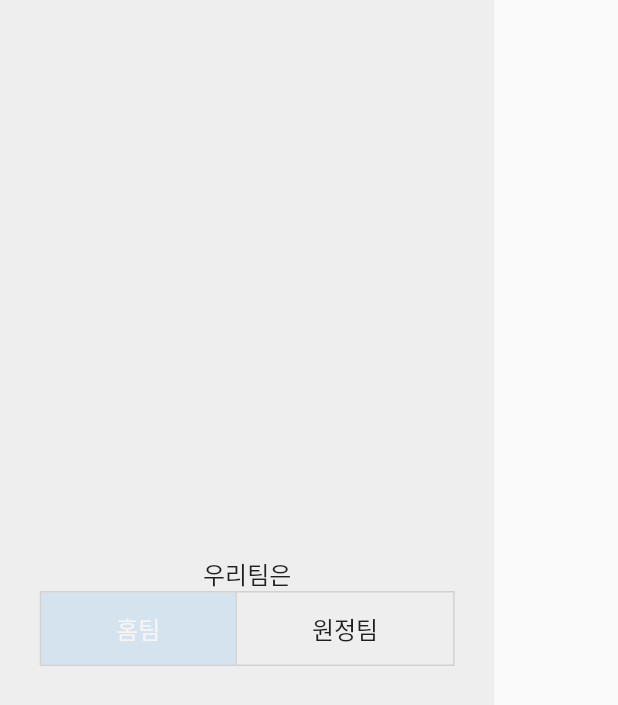
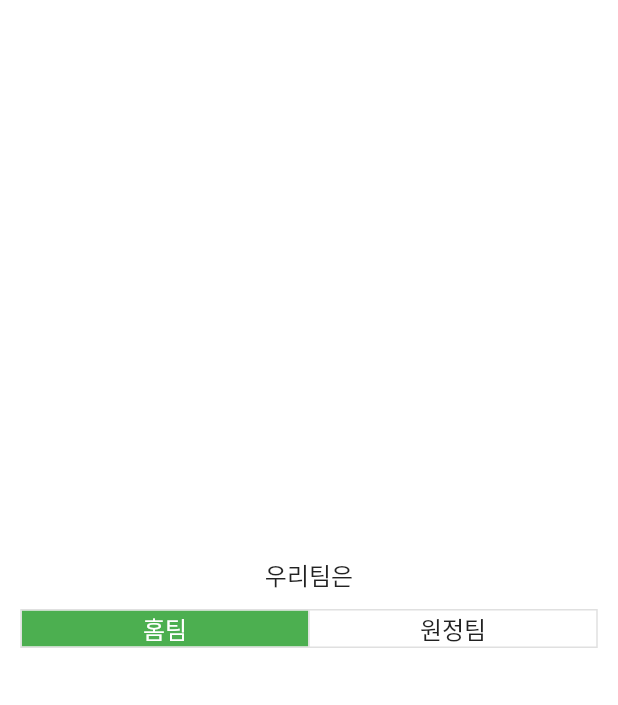
Before and after one commit to heetae185/BaseballWinExpectancyApp, a Flutter app: the HomeAwayWidget widget shown alone on an empty page, opened directly, on a phone screen of 412 x 824 dp. Shown: the top 705 px of the screen. Run offline on Flutter 3.47's test engine with Material 2 defaults, Android fonts, the phone set to English and light mode, and no system bars; our stand-ins replace sqflite; accounts and stored records are empty.

Commit message:
Modified homeAway widget

```diff
--- a/lib/widgets/widget_homeAway.dart
+++ b/lib/widgets/widget_homeAway.dart
@@ -33,7 +33,7 @@ class _HomeAwayWidgetState extends State<HomeAwayWidget> {
     final probsProvider = Provider.of<Probs>(context);
     late Probs newProb;
     return Container(
-      color: Colors.grey[200],
+      color: Colors.white,
       child: Column(mainAxisAlignment: MainAxisAlignment.center, children: [
         const Text(
           '우리팀은',
@@ -41,26 +41,23 @@ class _HomeAwayWidgetState extends State<HomeAwayWidget> {
           style: TextStyle(fontSize: 16),
         ),
         Container(
-          width: MediaQuery.of(context).size.width * 0.8,
+          width: MediaQuery.of(context).size.width,
           child: Center(
             child: ToggleButtons(
-                selectedColor: Colors.grey[100],
+                selectedColor: Colors.white,
+                fillColor: Colors.green,
                 children: [
-                  const Padding(
-                    padding: EdgeInsets.fromLTRB(50, 5, 50, 5),
-                    child: Text(
-                      '홈팀',
-                      style: TextStyle(fontSize: 16),
-                    ),
+                  Text(
+                    '홈팀',
+                    style: TextStyle(fontSize: 16),
                   ),
-                  const Padding(
-                    padding: EdgeInsets.fromLTRB(50, 5, 50, 5),
-                    child: Text(
-                      '원정팀',
-                      style: TextStyle(fontSize: 16),
-                    ),
-                  )
+                  Text(
+                    '원정팀',
+                    style: TextStyle(fontSize: 16),
+                  ),
                 ],
+                constraints: BoxConstraints(
+                    minWidth: (MediaQuery.of(context).size.width - 30) / 2),
                 onPressed: (int index) async {
                   setState(() {
                     for (int i = 0; i < isSelected.length; i++) {
```
